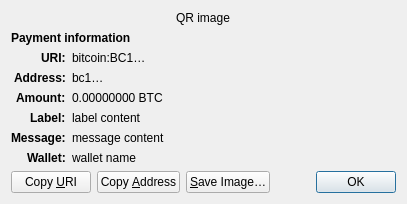
Before: the Qt Designer form src/qt/forms/receiverequestdialog.ui in belovachap/RePeer, drawn with Qt 5.
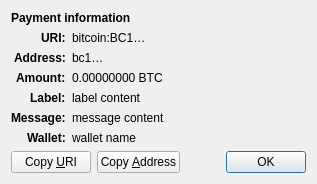
After: the same form once the commit is applied. Custom widgets are drawn as their Qt base class.

The edit to the form file:
```diff
--- a/src/qt/forms/receiverequestdialog.ui
+++ b/src/qt/forms/receiverequestdialog.ui
@@ -17,16 +17,6 @@
    <property name="sizeConstraint">
     <enum>QLayout::SetFixedSize</enum>
    </property>
-   <item row="0" column="0" colspan="2" alignment="Qt::AlignHCenter">
-    <widget class="QRImageWidget" name="qr_code">
-     <property name="text">
-      <string notr="true">QR image</string>
-     </property>
-     <property name="textInteractionFlags">
-      <set>Qt::NoTextInteraction</set>
-     </property>
-    </widget>
-   </item>
    <item row="1" column="0" colspan="2">
     <widget class="QLabel" name="payment_header">
      <property name="font">
@@ -254,16 +244,6 @@
        </property>
       </widget>
      </item>
-     <item>
-      <widget class="QPushButton" name="btnSaveAs">
-       <property name="text">
-        <string>&amp;Save Image…</string>
-       </property>
-       <property name="autoDefault">
-        <bool>false</bool>
-       </property>
-      </widget>
-     </item>
      <item>
       <spacer name="horizontalSpacer_2">
        <property name="orientation">
@@ -291,13 +271,6 @@
    </item>
   </layout>
  </widget>
- <customwidgets>
-  <customwidget>
-   <class>QRImageWidget</class>
-   <extends>QLabel</extends>
-   <header>qt/qrimagewidget.h</header>
-  </customwidget>
- </customwidgets>
  <tabstops>
   <tabstop>buttonBox</tabstop>
   <tabstop>btnCopyURI</tabstop>
```
Left out of the diff: 1 changed line with no effect on the pictures.
